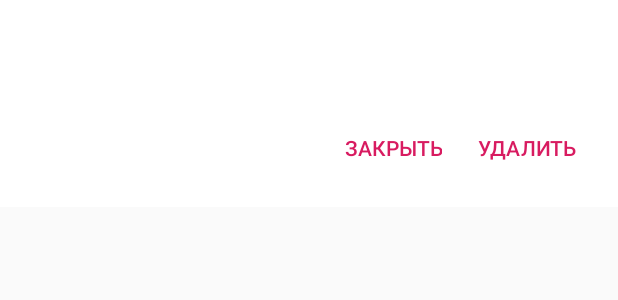
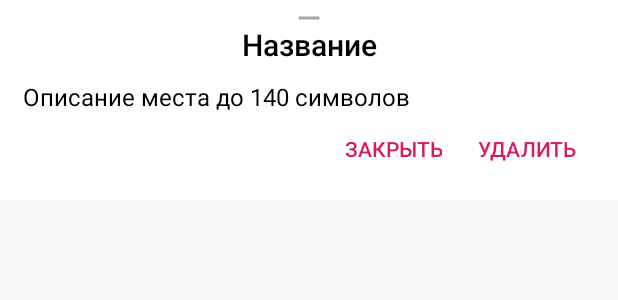
Before and after one commit to olezhko9/MyPlaces, an Android app: the layout bottom_sheet.xml on its own in the app's theme, with its tools: preview values and no code run, on a phone screen of 412 x 824 dp. Shown: the top 300 px of the screen. Run offline under Robolectric (Android 15) with nearby library versions, the phone set to English and light mode, and no system bars.

Commit message:
change bottom sheet ui

```diff
--- a/app/src/main/java/com/example/olegnaumov/myplaces/MapsActivity.java
+++ b/app/src/main/java/com/example/olegnaumov/myplaces/MapsActivity.java
@@ -144,7 +144,7 @@ public class MapsActivity extends FragmentActivity implements
 
         BottomSheetBehavior bottomSheetBehavior = BottomSheetBehavior.from((View) bottomDialogView.getParent());
         bottomSheetBehavior.setPeekHeight((int) TypedValue.applyDimension(
-                TypedValue.COMPLEX_UNIT_DIP, 48, getResources().getDisplayMetrics()));
+                TypedValue.COMPLEX_UNIT_DIP, 54, getResources().getDisplayMetrics()));
 
 
         TextView placeTitleTV = bottomDialogView.findViewById(R.id.place_title_tv);
--- /dev/null
+++ b/app/src/main/res/drawable/ic_pull_me_24dp.xml
@@ -0,0 +1,5 @@
+<vector android:height="16dp" android:tint="#A6A6A6"
+    android:viewportHeight="16.0" android:viewportWidth="24.0"
+    android:width="24dp" xmlns:android="http://schemas.android.com/apk/res/android">
+    <path android:fillColor="#FF000000" android:pathData="M19,13H5v-2h14v2z"/>
+</vector>
--- a/app/src/main/res/layout/bottom_sheet.xml
+++ b/app/src/main/res/layout/bottom_sheet.xml
@@ -1,14 +1,26 @@
 <LinearLayout xmlns:android="http://schemas.android.com/apk/res/android"
     xmlns:app="http://schemas.android.com/apk/res-auto"
+    xmlns:tools="http://schemas.android.com/tools"
     android:id="@+id/bottom_sheet"
     android:layout_width="match_parent"
     android:layout_height="wrap_content"
+    android:background="@android:color/white"
     android:orientation="vertical"
-    android:padding="15dp"
-    android:background="@android:color/white"
+    android:paddingStart="15dp"
+    android:paddingLeft="15dp"
+    android:paddingTop="0dp"
+    android:paddingEnd="15dp"
+    android:paddingRight="15dp"
+    android:paddingBottom="10dp"
     app:behavior_hideable="true"
     app:behavior_peekHeight="0dp"
-    app:layout_behavior="android.support.design.widget.BottomSheetBehavior" >
+    app:layout_behavior="android.support.design.widget.BottomSheetBehavior">
+
+    <ImageView
+        android:id="@+id/drag_bottom_sheet"
+        android:layout_width="match_parent"
+        android:layout_height="wrap_content"
+        android:src="@drawable/ic_pull_me_24dp" />
 
     <TextView
         android:id="@+id/place_title_tv"
@@ -16,16 +28,19 @@
         android:layout_height="wrap_content"
         android:layout_marginBottom="10dp"
         android:background="@android:color/white"
-        android:textColor="@android:color/black"
-        android:textAppearance="@style/Base.TextAppearance.AppCompat.SearchResult.Title"/>
+        android:text="Название"
+        android:textAlignment="center"
+        android:textAppearance="@style/Base.TextAppearance.AppCompat.SearchResult.Title"
+        android:textColor="@android:color/black" />
 
     <TextView
         android:id="@+id/place_description_tv"
         android:layout_width="match_parent"
         android:layout_height="match_parent"
         android:background="@android:color/white"
-        android:textColor="@android:color/black"
-        android:textAppearance="@style/Base.TextAppearance.AppCompat.Subhead"/>
+        android:text="Описание места до 140 символов"
+        android:textAppearance="@style/Base.TextAppearance.AppCompat.Subhead"
+        android:textColor="@android:color/black" />
 
     <LinearLayout
         android:layout_width="match_parent"
@@ -35,16 +50,16 @@
 
         <Button
             android:id="@+id/button_close"
+            style="@style/Base.Widget.AppCompat.Button.Borderless.Colored"
             android:layout_width="wrap_content"
             android:layout_height="wrap_content"
-            style="@style/Base.Widget.AppCompat.Button.Borderless.Colored"
             android:text="@string/close_ru" />
 
         <Button
             android:id="@+id/delete_place_btn"
+            style="@style/Base.Widget.AppCompat.Button.Borderless.Colored"
             android:layout_width="wrap_content"
             android:layout_height="wrap_content"
-            style="@style/Base.Widget.AppCompat.Button.Borderless.Colored"
             android:text="@string/delete_ru" />
     </LinearLayout>
 
```
